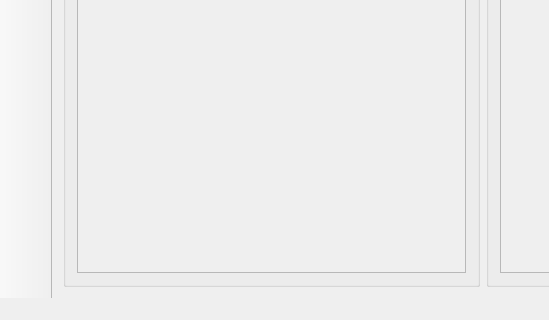
Before: the Qt Designer form lab2/RandomEventsGenerator/mainwindow.ui in scientist19/OOP-basics, drawn with Qt 5; both pictures show x 0 to 549 and y 189 to 509 of the 914 by 509 pixel window.
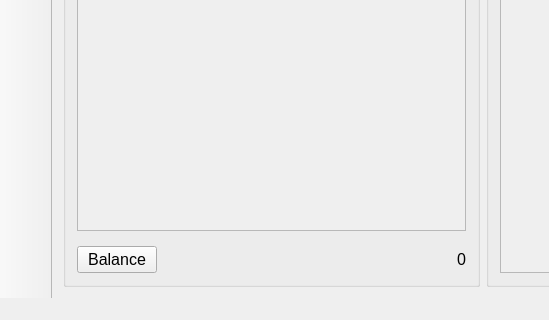
After: the same form once the commit is applied. Icons and pictures are not drawn.

The edit to the form file:
```diff
--- a/lab2/RandomEventsGenerator/mainwindow.ui
+++ b/lab2/RandomEventsGenerator/mainwindow.ui
@@ -96,6 +96,12 @@
          </item>
          <item>
           <widget class="QScrollArea" name="scrollArea">
+           <property name="sizePolicy">
+            <sizepolicy hsizetype="Expanding" vsizetype="Expanding">
+             <horstretch>0</horstretch>
+             <verstretch>0</verstretch>
+            </sizepolicy>
+           </property>
            <property name="minimumSize">
             <size>
              <width>0</width>
@@ -114,12 +120,56 @@
               <x>0</x>
               <y>0</y>
               <width>383</width>
-              <height>340</height>
+              <height>290</height>
              </rect>
             </property>
            </widget>
           </widget>
          </item>
+         <item>
+          <layout class="QHBoxLayout" name="horizontalLayout">
+           <item>
+            <widget class="QPushButton" name="balanceButton">
+             <property name="font">
+              <font>
+               <pointsize>12</pointsize>
+              </font>
+             </property>
+             <property name="cursor">
+              <cursorShape>PointingHandCursor</cursorShape>
+             </property>
+             <property name="text">
+              <string>Balance</string>
+             </property>
+            </widget>
+           </item>
+           <item>
+            <spacer name="horizontalSpacer_3">
+             <property name="orientation">
+              <enum>Qt::Horizontal</enum>
+             </property>
+             <property name="sizeHint" stdset="0">
+              <size>
+               <width>40</width>
+               <height>20</height>
+              </size>
+             </property>
+            </spacer>
+           </item>
+           <item>
+            <widget class="QLabel" name="sumP">
+             <property name="font">
+              <font>
+               <pointsize>12</pointsize>
+              </font>
+             </property>
+             <property name="text">
+              <string>0</string>
+             </property>
+            </widget>
+           </item>
+          </layout>
+         </item>
         </layout>
        </widget>
       </item>
```
Left out of the diff: 43 changed lines with no effect on the pictures.
